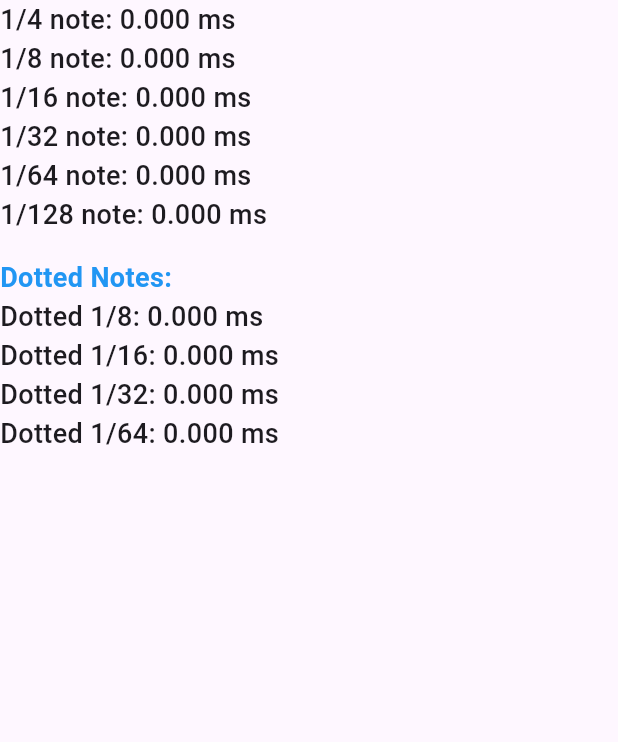
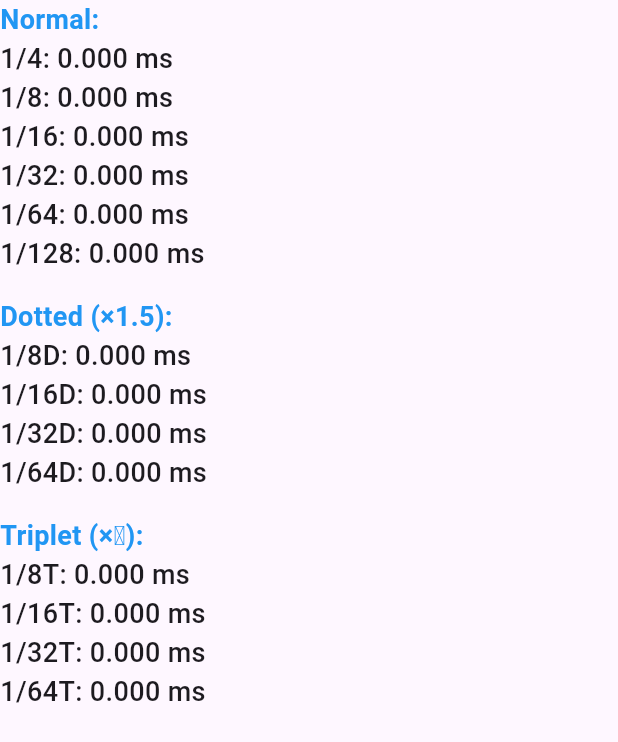
Before and after one commit to Ocknyer/bpmtoms_flutter, a Flutter app: the ConverterOutput widget shown alone on an empty page, opened directly with empty values, on a phone screen of 412 x 824 dp. Shown: the top 742 px of the screen. Run offline on Flutter 3.47's test engine with Material 3 defaults, Android fonts, the phone set to English and light mode, and no system bars.

Commit message:
feature: dotted, triplet 계산 영역 추가

```diff
--- a/lib/features/converter/logic/converter_service.dart
+++ b/lib/features/converter/logic/converter_service.dart
@@ -18,4 +18,9 @@ class ConverterService {
   static double getDottedNoteMs(double baseMs, int division) {
     return (baseMs / division) * 1.5;
   }
+
+  /// 셋잇단음표 ms 계산 (기본 음표 길이의 2/3배)
+  static double getTripletNoteMs(double baseMs, int division) {
+    return (baseMs / division) * 2 / 3;
+  }
 }
--- a/lib/features/converter/presentation/widgets/converter_output.dart
+++ b/lib/features/converter/presentation/widgets/converter_output.dart
@@ -27,56 +27,76 @@ class ConverterOutput extends StatelessWidget {
 
   Widget _buildMsOutput(double ms) {
     const textStyle = TextStyle(fontSize: 18, fontWeight: FontWeight.w500);
+    const headerStyle = TextStyle(
+      fontSize: 18,
+      fontWeight: FontWeight.bold,
+      color: Colors.blue,
+    );
 
     return Column(
       crossAxisAlignment: CrossAxisAlignment.start,
       children: [
-        // 기본 음표
-        Text("1/4 note: ${ms.toStringAsFixed(3)} ms", style: textStyle),
+        // Normal
+        const Text("Normal:", style: headerStyle),
+        Text("1/4: ${ms.toStringAsFixed(3)} ms", style: textStyle),
         Text(
-          "1/8 note: ${ConverterService.getNoteMs(ms, 2).toStringAsFixed(3)} ms",
+          "1/8: ${ConverterService.getNoteMs(ms, 2).toStringAsFixed(3)} ms",
           style: textStyle,
         ),
         Text(
-          "1/16 note: ${ConverterService.getNoteMs(ms, 4).toStringAsFixed(3)} ms",
+          "1/16: ${ConverterService.getNoteMs(ms, 4).toStringAsFixed(3)} ms",
           style: textStyle,
         ),
         Text(
-          "1/32 note: ${ConverterService.getNoteMs(ms, 8).toStringAsFixed(3)} ms",
+          "1/32: ${ConverterService.getNoteMs(ms, 8).toStringAsFixed(3)} ms",
           style: textStyle,
         ),
         Text(
-          "1/64 note: ${ConverterService.getNoteMs(ms, 16).toStringAsFixed(3)} ms",
+          "1/64: ${ConverterService.getNoteMs(ms, 16).toStringAsFixed(3)} ms",
           style: textStyle,
         ),
         Text(
-          "1/128 note: ${ConverterService.getNoteMs(ms, 32).toStringAsFixed(3)} ms",
+          "1/128: ${ConverterService.getNoteMs(ms, 32).toStringAsFixed(3)} ms",
           style: textStyle,
         ),
         const SizedBox(height: 16),
-        // 점음표
-        const Text(
-          "Dotted Notes:",
-          style: TextStyle(
-            fontSize: 18,
-            fontWeight: FontWeight.bold,
-            color: Colors.blue,
-          ),
-        ),
+
+        // Dotted
+        const Text("Dotted (×1.5):", style: headerStyle),
         Text(
-          "Dotted 1/8: ${ConverterService.getDottedNoteMs(ms, 2).toStringAsFixed(3)} ms",
+          "1/8D: ${ConverterService.getDottedNoteMs(ms, 2).toStringAsFixed(3)} ms",
           style: textStyle,
         ),
         Text(
-          "Dotted 1/16: ${ConverterService.getDottedNoteMs(ms, 4).toStringAsFixed(3)} ms",
+          "1/16D: ${ConverterService.getDottedNoteMs(ms, 4).toStringAsFixed(3)} ms",
           style: textStyle,
         ),
         Text(
-          "Dotted 1/32: ${ConverterService.getDottedNoteMs(ms, 8).toStringAsFixed(3)} ms",
+          "1/32D: ${ConverterService.getDottedNoteMs(ms, 8).toStringAsFixed(3)} ms",
           style: textStyle,
         ),
         Text(
-          "Dotted 1/64: ${ConverterService.getDottedNoteMs(ms, 16).toStringAsFixed(3)} ms",
+          "1/64D: ${ConverterService.getDottedNoteMs(ms, 16).toStringAsFixed(3)} ms",
+          style: textStyle,
+        ),
+        const SizedBox(height: 16),
+
+        // Triplet
+        const Text("Triplet (×⅔):", style: headerStyle),
+        Text(
+          "1/8T: ${ConverterService.getTripletNoteMs(ms, 2).toStringAsFixed(3)} ms",
+          style: textStyle,
+        ),
+        Text(
+          "1/16T: ${ConverterService.getTripletNoteMs(ms, 4).toStringAsFixed(3)} ms",
+          style: textStyle,
+        ),
+        Text(
+          "1/32T: ${ConverterService.getTripletNoteMs(ms, 8).toStringAsFixed(3)} ms",
+          style: textStyle,
+        ),
+        Text(
+          "1/64T: ${ConverterService.getTripletNoteMs(ms, 16).toStringAsFixed(3)} ms",
           style: textStyle,
         ),
       ],
```
